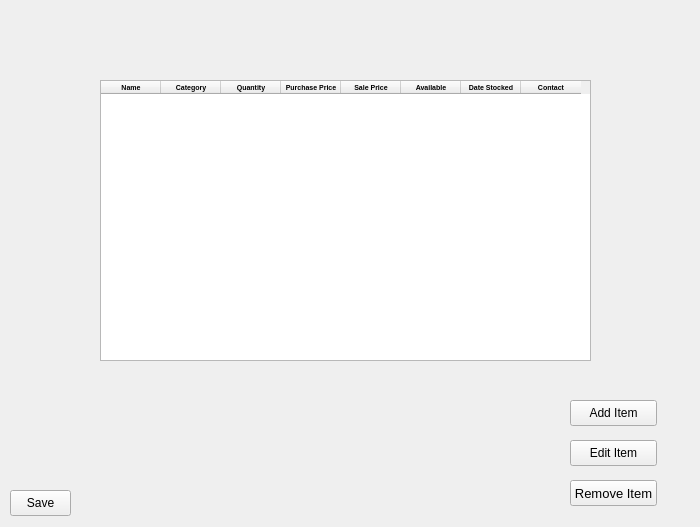
This is Inventory/Python Version Control/Isaac/InventoryWidget.ui in Hamilton-Davis/Inventory-Intro-to-Software-Dev as Qt 5 draws it before an edit. The edited form follows.
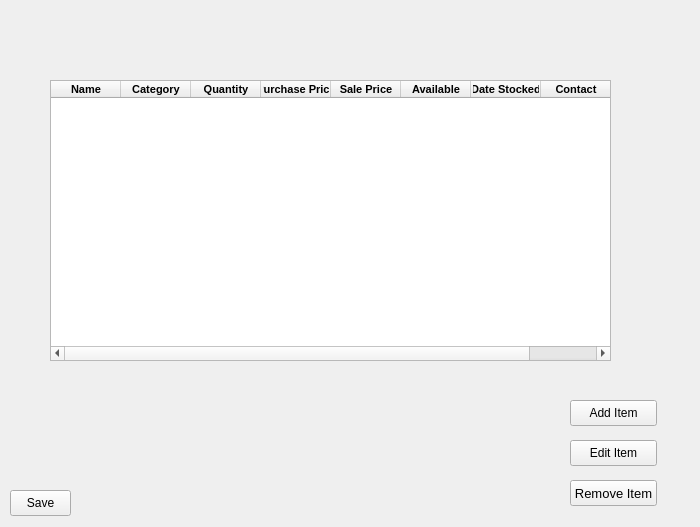
This is the edited form.

What changed in the file:
```diff
--- a/Inventory/Python Version Control/Isaac/InventoryWidget.ui
+++ b/Inventory/Python Version Control/Isaac/InventoryWidget.ui
@@ -16,22 +16,25 @@
   <widget class="QTableWidget" name="tableWidget">
    <property name="geometry">
     <rect>
-     <x>100</x>
+     <x>50</x>
      <y>80</y>
-     <width>491</width>
+     <width>561</width>
      <height>281</height>
     </rect>
    </property>
    <property name="font">
     <font>
      <family>Tahoma</family>
-     <pointsize>5</pointsize>
+     <pointsize>8</pointsize>
      <bold>true</bold>
     </font>
    </property>
-   <attribute name="horizontalHeaderDefaultSectionSize">
+   <attribute name="horizontalHeaderMinimumSectionSize">
     <number>60</number>
    </attribute>
+   <attribute name="horizontalHeaderDefaultSectionSize">
+    <number>70</number>
+   </attribute>
    <column>
     <property name="text">
      <string>Name</string>
```
